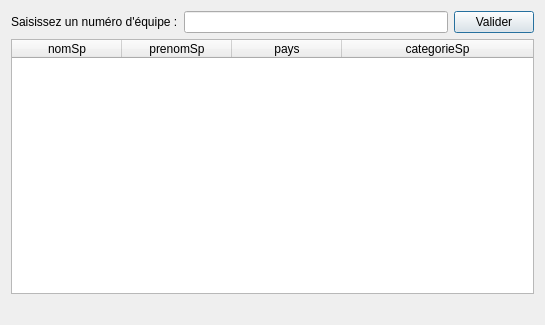
Above: gui/fct_comp_32.ui from wen9xin/s5BDProjt before the change. Below: the same form after it.
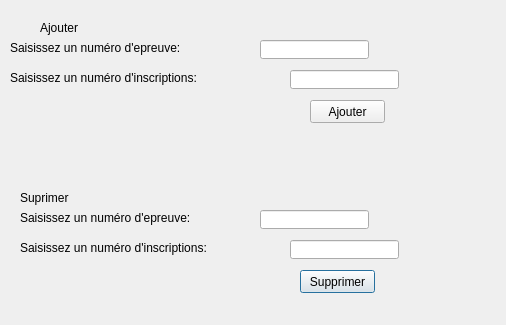
That is the form after the change.

```diff
--- a/gui/fct_comp_32.ui
+++ b/gui/fct_comp_32.ui
@@ -6,82 +6,170 @@
    <rect>
     <x>0</x>
     <y>0</y>
-    <width>545</width>
+    <width>506</width>
     <height>325</height>
    </rect>
   </property>
   <property name="windowTitle">
    <string>Nom, prénom, pays, catégorie des sportifs d'une équipe</string>
   </property>
-  <layout class="QVBoxLayout" name="verticalLayout">
-   <item>
-    <layout class="QHBoxLayout" name="horizontalLayout">
-     <item>
-      <widget class="QLabel" name="label">
-       <property name="text">
-        <string>Saisissez un numéro d'équipe :</string>
-       </property>
-      </widget>
-     </item>
-     <item>
-      <widget class="QLineEdit" name="lineEdit"/>
-     </item>
-     <item>
-      <widget class="QPushButton" name="pushButton">
-       <property name="text">
-        <string>Valider</string>
-       </property>
-      </widget>
-     </item>
-    </layout>
-   </item>
-   <item>
-    <widget class="QTableWidget" name="table_fct_fournie_2">
-     <attribute name="horizontalHeaderDefaultSectionSize">
-      <number>110</number>
-     </attribute>
-     <attribute name="horizontalHeaderMinimumSectionSize">
-      <number>50</number>
-     </attribute>
-     <attribute name="horizontalHeaderStretchLastSection">
-      <bool>true</bool>
-     </attribute>
-     <attribute name="verticalHeaderVisible">
-      <bool>false</bool>
-     </attribute>
-     <column>
-      <property name="text">
-       <string>nomSp</string>
-      </property>
-     </column>
-     <column>
-      <property name="text">
-       <string>prenomSp</string>
-      </property>
-     </column>
-     <column>
-      <property name="text">
-       <string>pays</string>
-      </property>
-     </column>
-     <column>
-      <property name="text">
-       <string>categorieSp</string>
-      </property>
-     </column>
-    </widget>
-   </item>
-   <item>
-    <widget class="QLabel" name="label_fct_fournie_2">
-     <property name="text">
-      <string/>
-     </property>
-     <property name="alignment">
-      <set>Qt::AlignCenter</set>
-     </property>
-    </widget>
-   </item>
-  </layout>
+  <widget class="QLabel" name="label_3">
+   <property name="geometry">
+    <rect>
+     <x>10</x>
+     <y>70</y>
+     <width>261</width>
+     <height>16</height>
+    </rect>
+   </property>
+   <property name="text">
+    <string>Saisissez un numéro d'inscriptions:</string>
+   </property>
+  </widget>
+  <widget class="QLineEdit" name="a_in">
+   <property name="geometry">
+    <rect>
+     <x>290</x>
+     <y>70</y>
+     <width>109</width>
+     <height>19</height>
+    </rect>
+   </property>
+  </widget>
+  <widget class="QLabel" name="label_4">
+   <property name="geometry">
+    <rect>
+     <x>20</x>
+     <y>190</y>
+     <width>71</width>
+     <height>16</height>
+    </rect>
+   </property>
+   <property name="text">
+    <string>Suprimer</string>
+   </property>
+  </widget>
+  <widget class="QLabel" name="label_5">
+   <property name="geometry">
+    <rect>
+     <x>20</x>
+     <y>210</y>
+     <width>261</width>
+     <height>16</height>
+    </rect>
+   </property>
+   <property name="text">
+    <string>Saisissez un numéro d'epreuve:</string>
+   </property>
+  </widget>
+  <widget class="QLabel" name="label_6">
+   <property name="geometry">
+    <rect>
+     <x>20</x>
+     <y>240</y>
+     <width>261</width>
+     <height>16</height>
+    </rect>
+   </property>
+   <property name="text">
+    <string>Saisissez un numéro d'inscriptions:</string>
+   </property>
+  </widget>
+  <widget class="QLineEdit" name="s_ep">
+   <property name="geometry">
+    <rect>
+     <x>260</x>
+     <y>210</y>
+     <width>109</width>
+     <height>19</height>
+    </rect>
+   </property>
+  </widget>
+  <widget class="QLineEdit" name="s_in">
+   <property name="geometry">
+    <rect>
+     <x>290</x>
+     <y>240</y>
+     <width>109</width>
+     <height>19</height>
+    </rect>
+   </property>
+  </widget>
+  <widget class="QPushButton" name="suppr">
+   <property name="geometry">
+    <rect>
+     <x>300</x>
+     <y>270</y>
+     <width>75</width>
+     <height>23</height>
+    </rect>
+   </property>
+   <property name="text">
+    <string>Supprimer</string>
+   </property>
+  </widget>
+  <widget class="QLabel" name="label_fct_comp_31">
+   <property name="geometry">
+    <rect>
+     <x>10</x>
+     <y>130</y>
+     <width>421</width>
+     <height>41</height>
+    </rect>
+   </property>
+   <property name="text">
+    <string/>
+   </property>
+  </widget>
+  <widget class="QLineEdit" name="a_ep">
+   <property name="geometry">
+    <rect>
+     <x>260</x>
+     <y>40</y>
+     <width>109</width>
+     <height>19</height>
+    </rect>
+   </property>
+  </widget>
+  <widget class="QLabel" name="label">
+   <property name="geometry">
+    <rect>
+     <x>10</x>
+     <y>40</y>
+     <width>261</width>
+     <height>16</height>
+    </rect>
+   </property>
+   <property name="text">
+    <string>Saisissez un numéro d'epreuve:</string>
+   </property>
+  </widget>
+  <widget class="QPushButton" name="ajouter">
+   <property name="geometry">
+    <rect>
+     <x>310</x>
+     <y>100</y>
+     <width>75</width>
+     <height>23</height>
+    </rect>
+   </property>
+   <property name="text">
+    <string>Ajouter</string>
+   </property>
+  </widget>
+  <widget class="QLabel" name="label_2">
+   <property name="geometry">
+    <rect>
+     <x>40</x>
+     <y>20</y>
+     <width>53</width>
+     <height>16</height>
+    </rect>
+   </property>
+   <property name="text">
+    <string>Ajouter</string>
+   </property>
+  </widget>
  </widget>
  <resources/>
  <connections>
```
Left out of the diff: 23 changed lines with no effect on the pictures.
